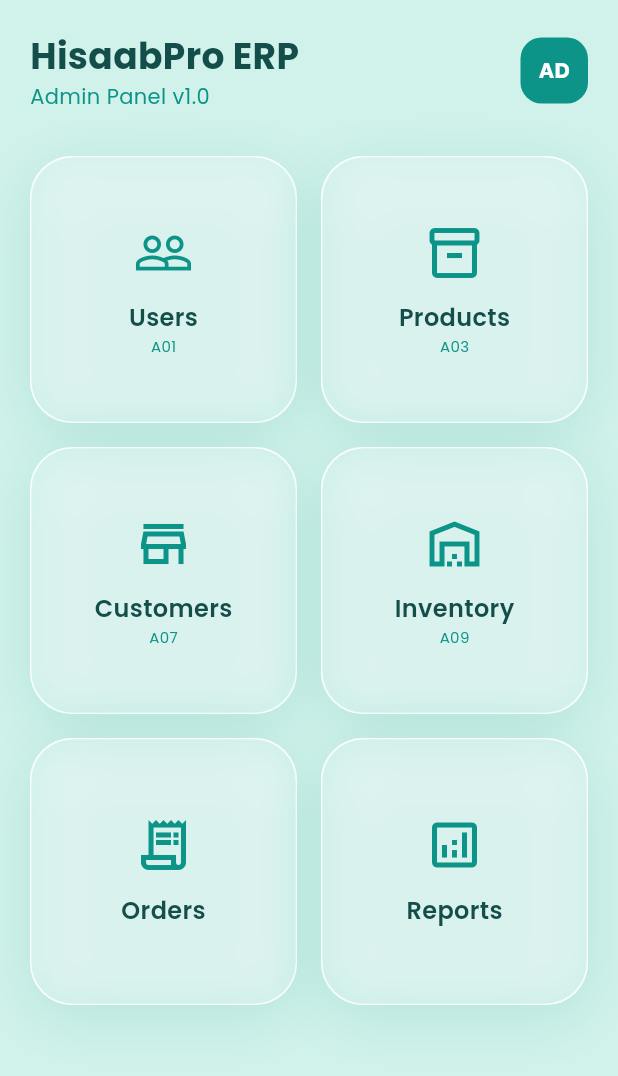
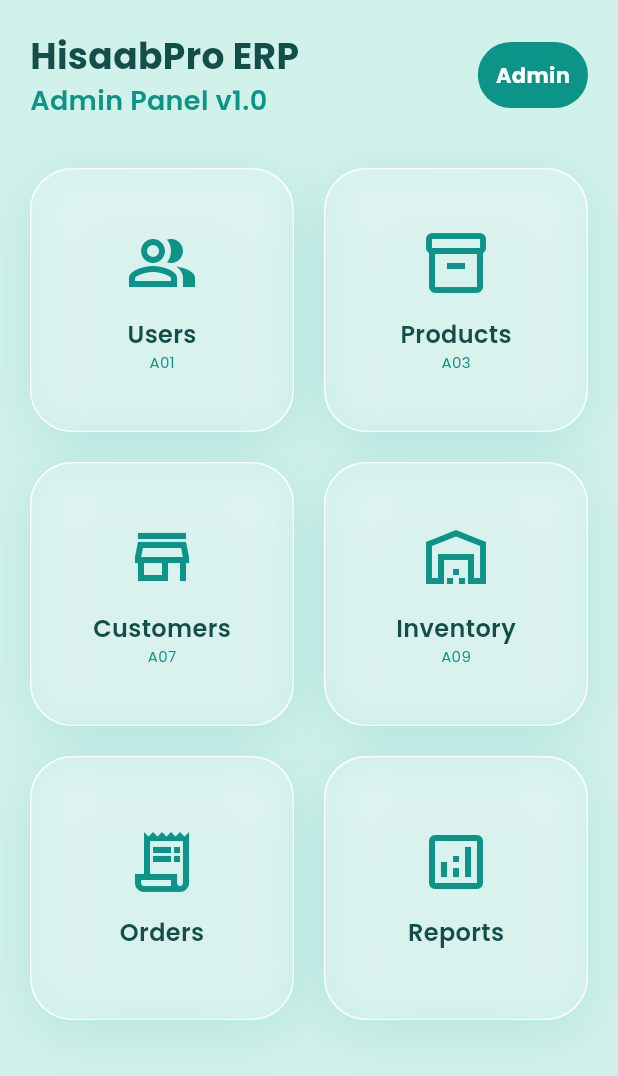
Before and after one commit to abdulsattarkhokhar444/hisaabpro-erp, a Flutter app: the AdminDashboard screen opened directly, on a phone screen of 412 x 824 dp. Shown: the top 1076 px of the screen. Run offline on Flutter 3.47's test engine with Material 3 defaults, Android fonts, the phone set to English and light mode, and no system bars; our stand-ins replace cloud_firestore, firebase_auth, firebase_core, google_fonts; accounts and stored records are empty.

Commit message:
Fix: SDD Glassmorphism UI + Edit AD Button

```diff
--- a/lib/screens/admin/admin_dashboard.dart
+++ b/lib/screens/admin/admin_dashboard.dart
@@ -20,22 +20,14 @@ class AdminDashboard extends StatelessWidget {
               Row(
                 mainAxisAlignment: MainAxisAlignment.spaceBetween,
                 children: [
-                  const Column(
+                  Column(
                     crossAxisAlignment: CrossAxisAlignment.start,
                     children: [
                       Text('HisaabPro ERP',
-                          style: TextStyle(
-                            fontFamily: 'Poppins',
-                            fontSize: 24,
-                            fontWeight: FontWeight.bold,
-                            color: AppTheme.teal900,
-                          )),
+                          style: AppTheme.lightTheme.textTheme.displayLarge),
                       Text('Admin Panel v1.0',
-                          style: TextStyle(
-                            fontFamily: 'Poppins',
-                            fontSize: 14,
-                            color: AppTheme.teal600,
-                          )),
+                          style: AppTheme.lightTheme.textTheme.titleLarge
+                              ?.copyWith(color: AppTheme.teal600)),
                     ],
                   ),
                   // Initials only - No photo per SDD
@@ -43,10 +35,10 @@ class AdminDashboard extends StatelessWidget {
                     padding: const EdgeInsets.all(12),
                     decoration: BoxDecoration(
                       color: AppTheme.teal600,
-                      borderRadius: BorderRadius.circular(14),
+                      borderRadius: BorderRadius.circular(24),
                     ),
-                    child: const Text('AD',
-                         style: TextStyle(
+                    child: const Text('Admin',
+                        style: TextStyle(
                           fontFamily: 'Poppins',
                           color: Colors.white,
                           fontWeight: FontWeight.bold,
@@ -54,23 +46,62 @@ class AdminDashboard extends StatelessWidget {
                   ),
                 ],
               ),
-              const SizedBox(height: 30),
+              const SizedBox(height: 32),
 
               // Glassmorphism Cards Grid - A01 to A06
               Expanded(
                 child: GridView.count(
                   crossAxisCount: 2,
-                  crossAxisSpacing: 16,
-                  mainAxisSpacing: 16,
+                  crossAxisSpacing: 20,
+                  mainAxisSpacing: 20,
                   children: [
-                    _buildGlassCard(context, 'Users', Icons.people_outline, 'A01', () {
-                      Navigator.push(context, MaterialPageRoute(builder: (_) => UserManagementScreen()));
-                    }),
-                    _buildGlassCard(context, 'Products', Icons.inventory_2_outlined, 'A03', () {}),
-                    _buildGlassCard(context, 'Customers', Icons.store_outlined, 'A07', () {}),
-                    _buildGlassCard(context, 'Inventory', Icons.warehouse_outlined, 'A09', () {}),
-                    _buildGlassCard(context, 'Orders', Icons.receipt_long_outlined, '', () {}),
-                    _buildGlassCard(context, 'Reports', Icons.analytics_outlined, '', () {}),
+                    _buildGlassCard(
+                      context: context,
+                      title: 'Users',
+                      icon: Icons.people_alt_outlined,
+                      featureId: 'A01',
+                      onTap: () {
+                        Navigator.push(
+                            context,
+                            MaterialPageRoute(
+                                builder: (_) => UserManagementScreen()));
+                      },
+                    ),
+                    _buildGlassCard(
+                      context: context,
+                      title: 'Products',
+                      icon: Icons.inventory_2_outlined,
+                      featureId: 'A03',
+                      onTap: () {},
+                    ),
+                    _buildGlassCard(
+                      context: context,
+                      title: 'Customers',
+                      icon: Icons.store_outlined,
+                      featureId: 'A07',
+                      onTap: () {},
+                    ),
+                    _buildGlassCard(
+                      context: context,
+                      title: 'Inventory',
+                      icon: Icons.warehouse_outlined,
+                      featureId: 'A09',
+                      onTap: () {},
+                    ),
+                    _buildGlassCard(
+                      context: context,
+                      title: 'Orders',
+                      icon: Icons.receipt_long_outlined,
+                      featureId: '',
+                      onTap: () {},
+                    ),
+                    _buildGlassCard(
+                      context: context,
+                      title: 'Reports',
+                      icon: Icons.analytics_outlined,
+                      featureId: '',
+                      onTap: () {},
+                    ),
                   ],
                 ),
               ),
@@ -81,7 +112,13 @@ class AdminDashboard extends StatelessWidget {
     );
   }
 
-  Widget _buildGlassCard(BuildContext context, String title, IconData icon, String featureId, VoidCallback onTap) {
+  Widget _buildGlassCard({
+    required BuildContext context,
+    required String title,
+    required IconData icon,
+    required String featureId,
+    required VoidCallback onTap,
+  }) {
     return Container(
       decoration: AppTheme.glassCard, // SDD 2.3
       child: ClipRRect(
@@ -94,7 +131,7 @@ class AdminDashboard extends StatelessWidget {
             child: Column(
               mainAxisAlignment: MainAxisAlignment.center,
               children: [
-                Icon(icon, size: 40, color: AppTheme.teal600),
+                Icon(icon, size: 48, color: AppTheme.teal600),
                 const SizedBox(height: 12),
                 Text(title,
                     style: const TextStyle(
```
Also changed, not shown: 1 other file.
